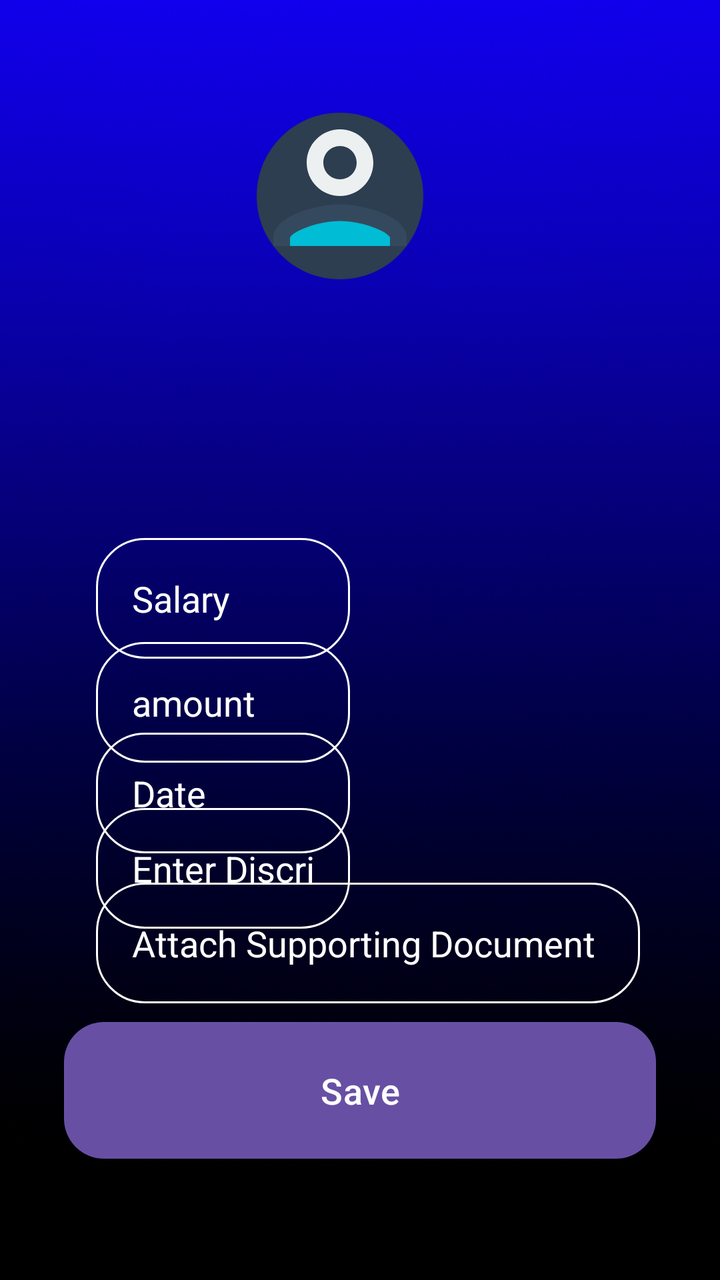
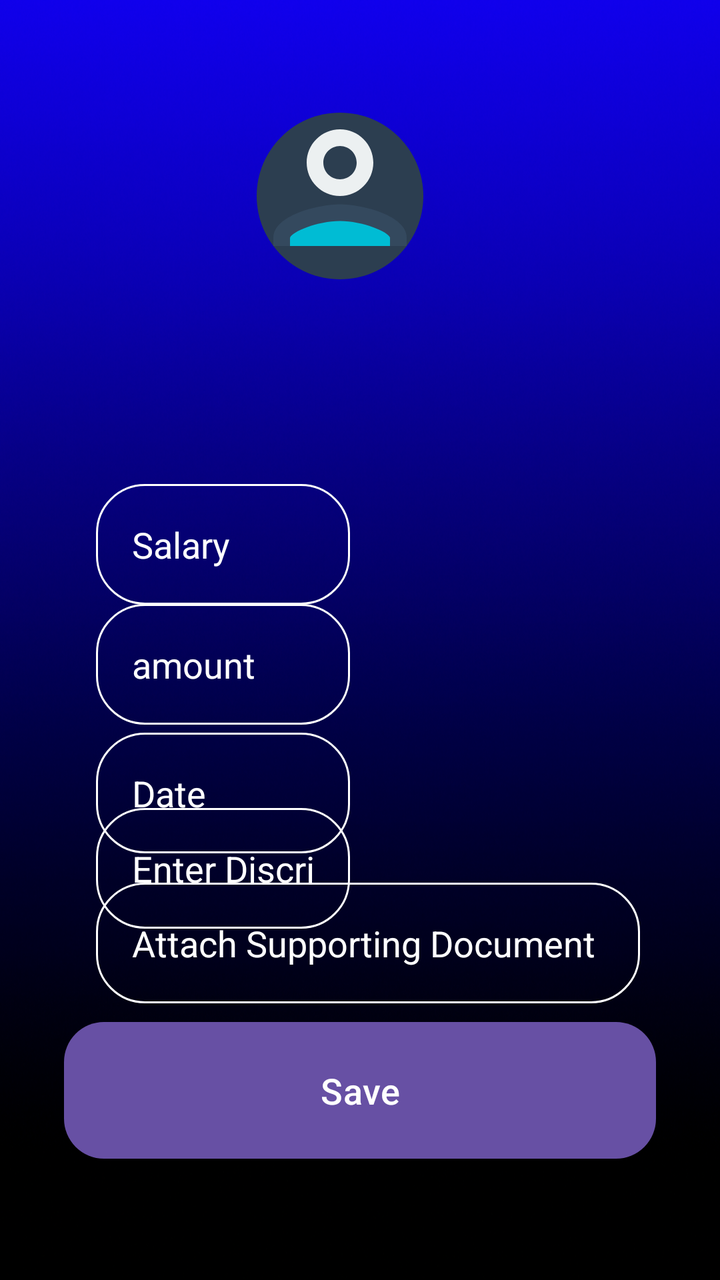

The first picture is an Android layout as it rendered before a commit; the second is the same layout after the commit. The layout source and the unified diff follow.
<!-- AndroidManifest.xml: application theme Theme.CashUp -->
<!-- res/layout/add_income_section.xml -->
<androidx.constraintlayout.widget.ConstraintLayout xmlns:android="http://schemas.android.com/apk/res/android"

    xmlns:app="http://schemas.android.com/apk/res-auto"
    android:layout_width="match_parent"
    android:layout_height="match_parent"
    android:background="@drawable/background"
    android:padding="16dp"
    >

    
    <EditText
        android:id="@+id/income_field"
        android:layout_width="0dp"
        android:layout_height="wrap_content"
        android:layout_marginStart="32dp"
        android:layout_marginEnd="169dp"
        android:layout_marginBottom="8dp"
        android:background="@drawable/rounded_corner"
        android:ems="10"
        android:inputType="textPersonName"
        android:padding="18dp"
        android:text="Salary"
        android:textColor="@color/white"
        android:textColorHint="@color/white"
        android:textSize="18sp"
        app:layout_constraintBottom_toBottomOf="parent"
        app:layout_constraintEnd_toEndOf="parent"
        app:layout_constraintHorizontal_bias="1.0"
        app:layout_constraintStart_toStartOf="parent"
        app:layout_constraintTop_toTopOf="parent"
        app:layout_constraintVertical_bias="0.469" />
    
    <EditText
        android:id="@+id/amount_view"
        android:layout_width="0dp"
        android:layout_height="wrap_content"
        android:layout_marginStart="32dp"
        android:layout_marginEnd="169dp"
        android:layout_marginBottom="8dp"
        android:background="@drawable/rounded_corner"
        android:ems="10"
        android:inputType="textPersonName"
        android:padding="18dp"
        android:text="amount"
        android:textColor="@color/white"
        android:textColorHint="@color/white"
        android:textSize="18sp"
        app:layout_constraintBottom_toBottomOf="parent"
        app:layout_constraintEnd_toEndOf="parent"
        app:layout_constraintHorizontal_bias="0.0"
        app:layout_constraintStart_toStartOf="parent"
        app:layout_constraintTop_toTopOf="parent"
        app:layout_constraintVertical_bias="0.565" />
    
    <EditText
        android:id="@+id/date_view"
        android:layout_width="0dp"
        android:layout_height="wrap_content"
        android:layout_marginStart="32dp"
        android:layout_marginEnd="169dp"
        android:layout_marginBottom="8dp"
        android:background="@drawable/rounded_corner"
        android:ems="10"
        android:inputType="textPersonName"
        android:padding="18dp"
        android:text="Date"
        android:textColor="@color/white"
        android:textColorHint="@color/white"
        android:textSize="18sp"
        app:layout_constraintBottom_toBottomOf="parent"
        app:layout_constraintEnd_toEndOf="parent"
        app:layout_constraintHorizontal_bias="1.0"
        app:layout_constraintStart_toStartOf="parent"
        app:layout_constraintTop_toTopOf="parent"
        app:layout_constraintVertical_bias="0.649" />
    
    <EditText
        android:id="@+id/description_view"
        android:layout_width="0dp"
        android:layout_height="wrap_content"
        android:layout_marginStart="32dp"
        android:layout_marginEnd="169dp"
        android:layout_marginBottom="8dp"
        android:background="@drawable/rounded_corner"
        android:ems="10"
        android:inputType="textPersonName"
        android:padding="18dp"
        android:text="Enter Discription"
        android:textColor="@color/white"
        android:textColorHint="@color/white"
        android:textSize="18sp"
        app:layout_constraintBottom_toBottomOf="parent"
        app:layout_constraintEnd_toEndOf="parent"
        app:layout_constraintHorizontal_bias="1.0"
        app:layout_constraintStart_toStartOf="parent"
        app:layout_constraintTop_toTopOf="parent"
        app:layout_constraintVertical_bias="0.719" />
    
    <EditText
        android:id="@+id/attachDoc_view"
        android:layout_width="0dp"
        android:layout_height="wrap_content"
        android:layout_marginStart="32dp"
        android:layout_marginEnd="24dp"
        android:layout_marginBottom="8dp"
        android:background="@drawable/rounded_corner"
        android:ems="10"
        android:inputType="textPersonName"
        android:padding="18dp"
        android:text="Attach Supporting Document"
        android:textColor="@color/white"
        android:textColorHint="@color/white"
        android:textSize="18sp"
        app:layout_constraintBottom_toBottomOf="parent"
        app:layout_constraintEnd_toEndOf="parent"
        app:layout_constraintHorizontal_bias="1.0"
        app:layout_constraintStart_toStartOf="parent"
        app:layout_constraintTop_toTopOf="parent"
        app:layout_constraintVertical_bias="0.788" />
    
    <ImageView
        android:id="@+id/imageView4"
        android:layout_width="100dp"
        android:layout_height="100dp"
        android:layout_marginTop="32dp"
        android:layout_marginEnd="8dp"
        android:layout_marginBottom="249dp"
        app:layout_constraintEnd_toEndOf="parent"
        app:layout_constraintHorizontal_bias="0.472"
        app:layout_constraintStart_toStartOf="parent"
        app:layout_constraintTop_toTopOf="parent"
        app:layout_constraintVertical_bias="0.0"
        app:srcCompat="@drawable/ic_profile" />
    
    <Button
        android:id="@+id/Save_button"
        android:layout_width="0dp"
        android:layout_height="wrap_content"
        android:layout_marginStart="16dp"
        android:layout_marginTop="51dp"
        android:layout_marginEnd="16dp"
        android:layout_marginBottom="86dp"

        android:background="@drawable/rounded_button_blue"
        android:padding="18dp"
        android:text="Save"
        android:textColor="@color/white"
        android:textSize="18sp"
        app:layout_constraintBottom_toBottomOf="parent"
        app:layout_constraintEnd_toEndOf="parent"
        app:layout_constraintHorizontal_bias="1.0"
        app:layout_constraintStart_toStartOf="parent"
        app:layout_constraintTop_toBottomOf="@+id/attachDoc_view" />


</androidx.constraintlayout.widget.ConstraintLayout>
<!-- resources referenced by this layout -->
<resources>
  <color name="white">#FFFFFFFF</color>
  <!-- drawable background: png bitmap (drawable, 768113 bytes) -->
  <!-- drawable ic_profile (drawable) -->
  <vector xmlns:android="http://schemas.android.com/apk/res/android"
      android:width="40dp"
      android:height="40dp"
      android:viewportWidth="24"
      android:viewportHeight="24">
  
      
      <path
          android:fillColor="#2c3e50"
          android:pathData="M12,2C6.48,2 2,6.48 2,12s4.48,10 10,10 10,-4.48 10,-10S17.52,2 12,2z"/>
  
      
      <path
          android:fillColor="#ecf0f1"
          android:pathData="M12,12c2.21,0 4,-1.79 4,-4s-1.79,-4 -4,-4 -4,1.79 -4,4 1.79,4 4,4zM12,6c1.1,0 2,0.9 2,2s-0.9,2 -2,2 -2,-0.9 -2,-2 0.9,-2 2,-2z"/>
  
      
      <path
          android:fillColor="#34495e"
          android:pathData="M12,13c-2.67,0 -8,1.34 -8,4v1h16v-1c0,-2.66 -5.33,-4 -8,-4z"/>
  
      
      <path
          android:fillColor="#00bcd4"
          android:pathData="M18,18H6v-0.99c0.2,-0.72 3.3,-2.01 6,-2.01s5.8,1.29 6,2v1z"/>
  </vector>
  <!-- drawable rounded_button_blue (drawable) -->
  <?xml version="1.0" encoding="utf-8"?>
  <shape xmlns:android="http://schemas.android.com/apk/res/android"
      android:shape="rectangle">
      <solid android:color="@color/black" /> 
      <corners android:radius="20dp" />
  </shape>
  <!-- drawable rounded_corner (drawable) -->
  <?xml version="1.0" encoding="utf-8"?>
  <shape xmlns:android="http://schemas.android.com/apk/res/android"
      android:shape="rectangle"
      >
  <corners
          android:radius="24dp"/>
      <stroke
          android:width="1dp"
              android:color="@color/white" />
  </shape>
  <style name="Theme.CashUp" parent="Base.Theme.CashUp" />
  <color name="black">#FF000000</color>
  <style name="Base.Theme.CashUp" parent="Theme.Material3.DayNight.NoActionBar">
          
          
      </style>
</resources>

<!-- the commit's change to res/layout/add_income_section.xml (unified diff, before → after) -->
@@ -7,6 +7,7 @@
     android:padding="16dp"
     >
 
+    
     
     <EditText
         android:id="@+id/income_field"
@@ -28,7 +29,8 @@
         app:layout_constraintHorizontal_bias="1.0"
         app:layout_constraintStart_toStartOf="parent"
         app:layout_constraintTop_toTopOf="parent"
-        app:layout_constraintVertical_bias="0.469" />
+        app:layout_constraintVertical_bias="0.419" />
+
     
     <EditText
         android:id="@+id/amount_view"
@@ -50,8 +52,8 @@
         app:layout_constraintHorizontal_bias="0.0"
         app:layout_constraintStart_toStartOf="parent"
         app:layout_constraintTop_toTopOf="parent"
-        app:layout_constraintVertical_bias="0.565" />
-    
+        app:layout_constraintVertical_bias="0.53" />
+
     <EditText
         android:id="@+id/date_view"
         android:layout_width="0dp"
